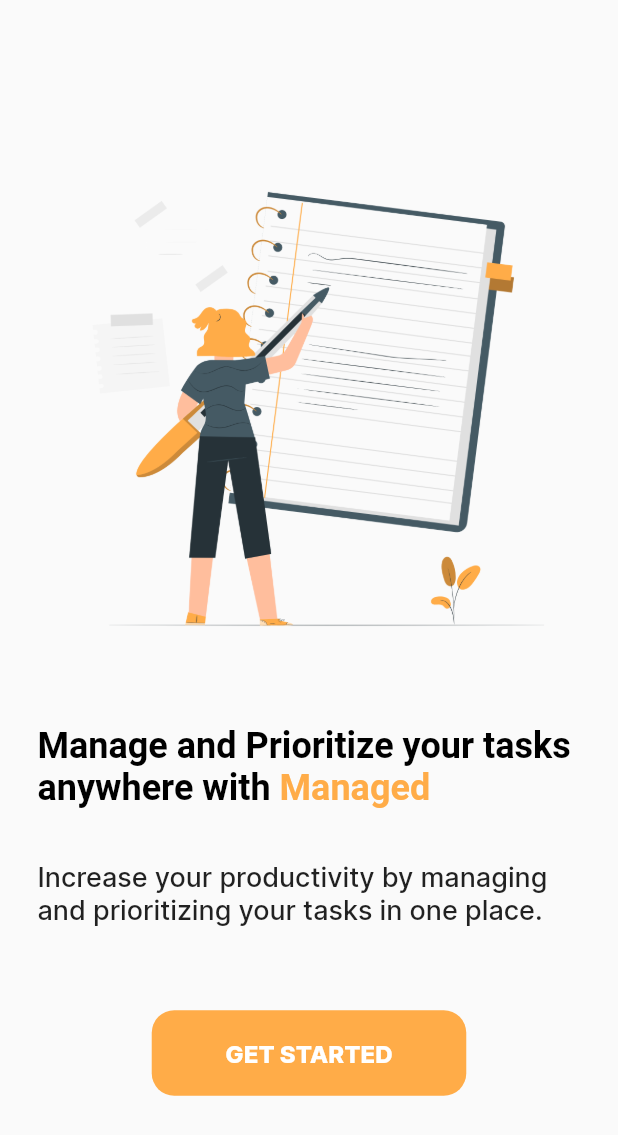
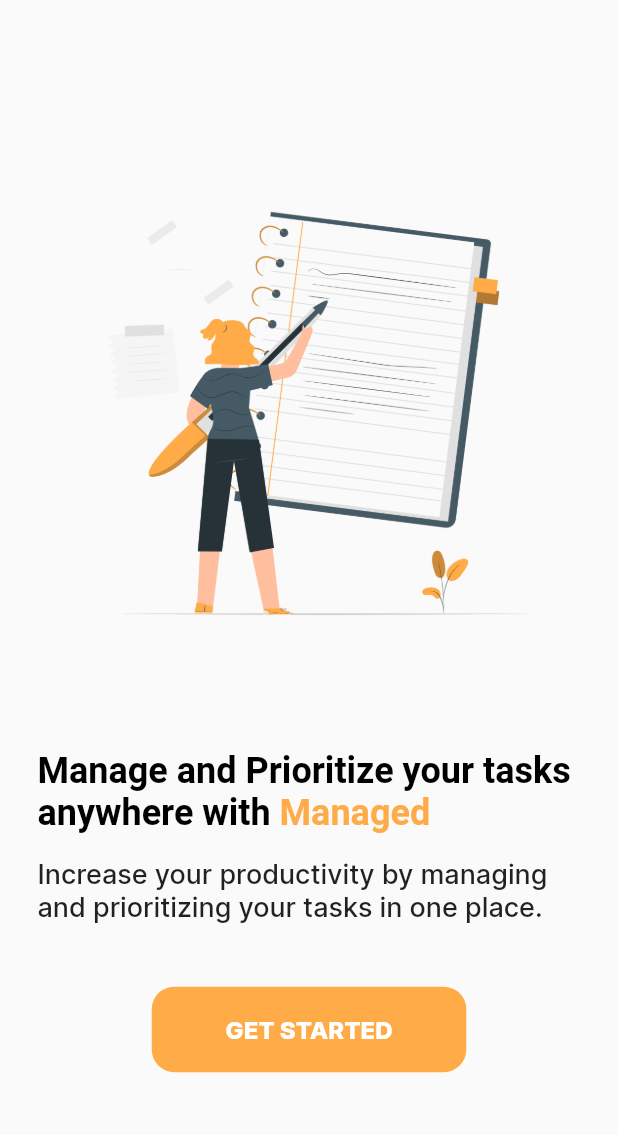
Before and after one commit to GloriaMMuthumbi/managed_todo_app, a Flutter app: the screen it shows after launch, on a phone screen of 412 x 824 dp. Shown: the top 1135 px of the screen. Run offline on Flutter 3.47's test engine with Material 2 defaults, Android fonts, the phone set to English and light mode, and no system bars; our stand-ins replace flutter_svg, sizer.

Commit message:
Home screen progress

```diff
--- a/lib/main.dart
+++ b/lib/main.dart
@@ -19,7 +19,7 @@
   @override
   Widget build(BuildContext context) {
     return Sizer(builder: (context, orientation, screenType) {
-      return const MaterialApp(
+      return MaterialApp(
         debugShowCheckedModeBanner: false,
         home: SplashScreen(),
       );
--- a/lib/screens/splashscreen.dart
+++ b/lib/screens/splashscreen.dart
@@ -59,8 +59,9 @@
             child: Text(
               "Managed",
               style: TextStyle(
-                fontSize: 28,
+                fontSize: 25,
                 fontFamily: 'Aclonica',
+                color: Color(0xffFFAC48),
               ),
             ),
           )),
--- a/lib/screens/welcome_screen.dart
+++ b/lib/screens/welcome_screen.dart
@@ -1,6 +1,10 @@
 import 'package:flutter/material.dart';
+import 'package:managed_app/screens/home_screen.dart';
+import 'package:sizer/sizer.dart';
 
 class WelcomeScreen extends StatelessWidget {
+  const WelcomeScreen({super.key});
+
   @override
   Widget build(BuildContext context) {
     return Scaffold(
@@ -11,12 +15,12 @@
             mainAxisAlignment: MainAxisAlignment.center,
           children: [
           Image.asset('assets/images/notebook.png',
-            width: 350,
-            height: 350,
+            width: 325,
+            height: 325,
           ),
-            SizedBox(height: 40,),
+            SizedBox(height: 8.h,),
             RichText(
-              text: TextSpan (
+              text: const TextSpan (
                 style: TextStyle (fontFamily: 'Inter', fontSize: 24, fontWeight: FontWeight.w700),
                 children: [
                   TextSpan (text: "Manage and Prioritize your tasks anywhere with ",
@@ -25,21 +29,26 @@
                 ]
               ),
             ),
-            SizedBox (height: 35,),
-            Text ("Increase your productivity by managing and prioritizing your tasks in one place.",
+            SizedBox (height: 2.h,),
+            const Text ("Increase your productivity by managing and prioritizing your tasks in one place.",
             style: TextStyle(fontFamily: 'Inter', fontSize: 18, fontWeight: FontWeight.w500),),
-            SizedBox(height: 55,),
+            SizedBox(height: 5.h,),
             TextButton (
-                onPressed: () {}, child: Text("Get Started".toUpperCase(),
-            style: TextStyle(color: Colors.white, fontFamily: 'Inter', fontWeight: FontWeight.w800, fontSize: 16,),
-            ),
+                onPressed: () {
+                  Navigator.push(
+                      context,
+                  MaterialPageRoute(builder: (context) => const HomeScreen()),
+                  );
+                },
               style: TextButton.styleFrom(
-                backgroundColor: Color(0xffFFAC48),
-                padding: EdgeInsets.fromLTRB(49, 19, 49, 19),
+                backgroundColor: const Color(0xffFFAC48),
+                padding: const EdgeInsets.fromLTRB(49, 19, 49, 19),
                 shape: RoundedRectangleBorder(
                   borderRadius: BorderRadius.circular(15)
                 )
-              ),
+              ), child:  Text("Get Started".toUpperCase(),
+            style: const TextStyle(color: Colors.white, fontFamily: 'Inter', fontWeight: FontWeight.w800, fontSize: 16,),
+            ),
             )
           ],
       ),
--- a/pubspec.yaml
+++ b/pubspec.yaml
@@ -40,6 +40,7 @@
   cupertino_icons: ^1.0.2
   sizer:
   animated_splash_screen: ^1.3.0
+  flutter_svg:
 
 dev_dependencies:
   flutter_test:
```
Also changed, not shown: lib/screens/home_screen.dart (added, +80 -0 lines), pubspec.lock.
